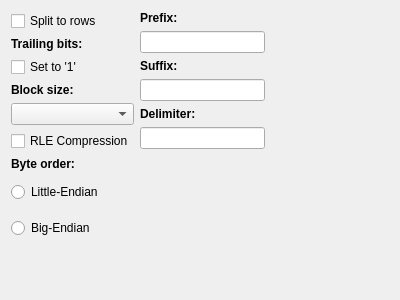
First picture: the form in controls/setup/parts/image/setuptabimage.ui, repository riuson/lcd-image-converter, before the edit.
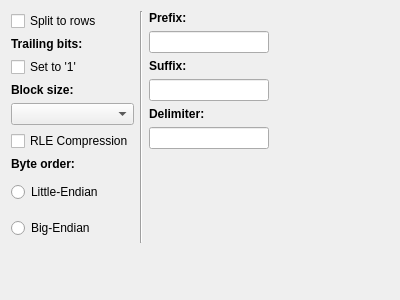
Second picture: the form after the edit.

Commit message: Added vertical line

Diff of the .ui file:
```diff
--- a/controls/setup/parts/image/setuptabimage.ui
+++ b/controls/setup/parts/image/setuptabimage.ui
@@ -128,6 +128,13 @@
        </item>
       </layout>
      </item>
+     <item>
+      <widget class="Line" name="line">
+       <property name="orientation">
+        <enum>Qt::Vertical</enum>
+       </property>
+      </widget>
+     </item>
      <item>
       <layout class="QVBoxLayout" name="verticalLayout_2">
        <item>
```
